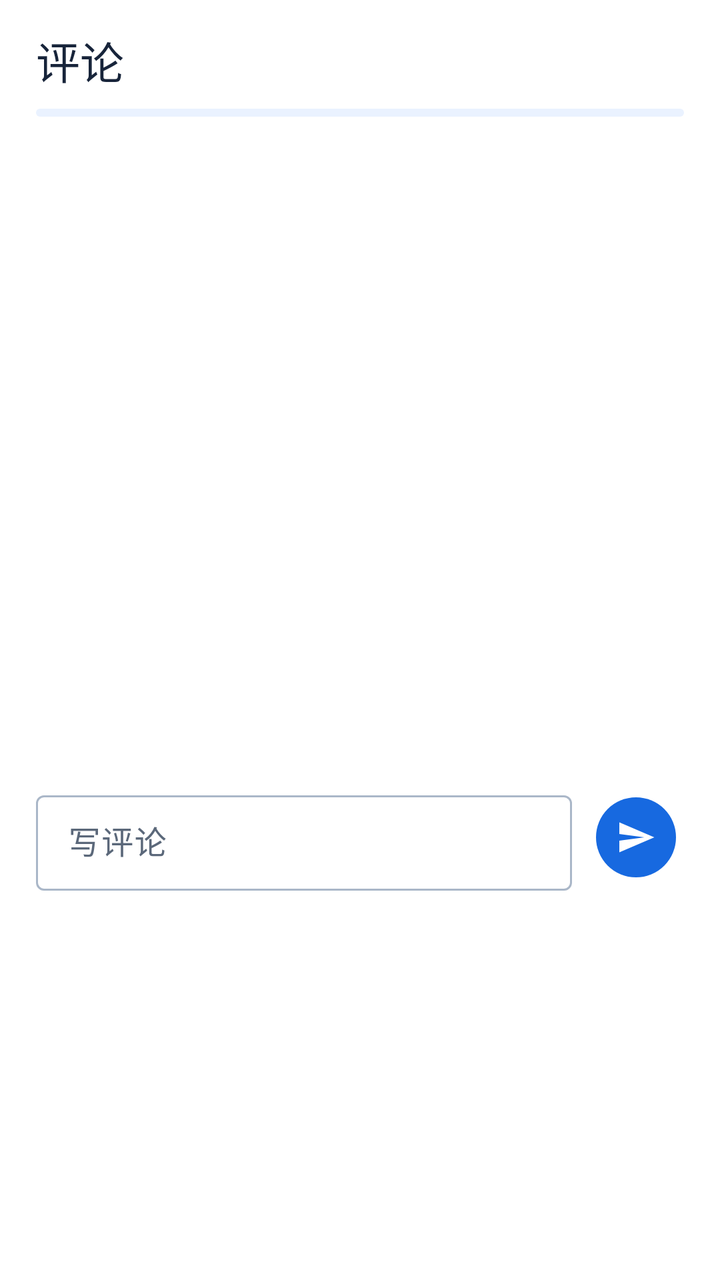
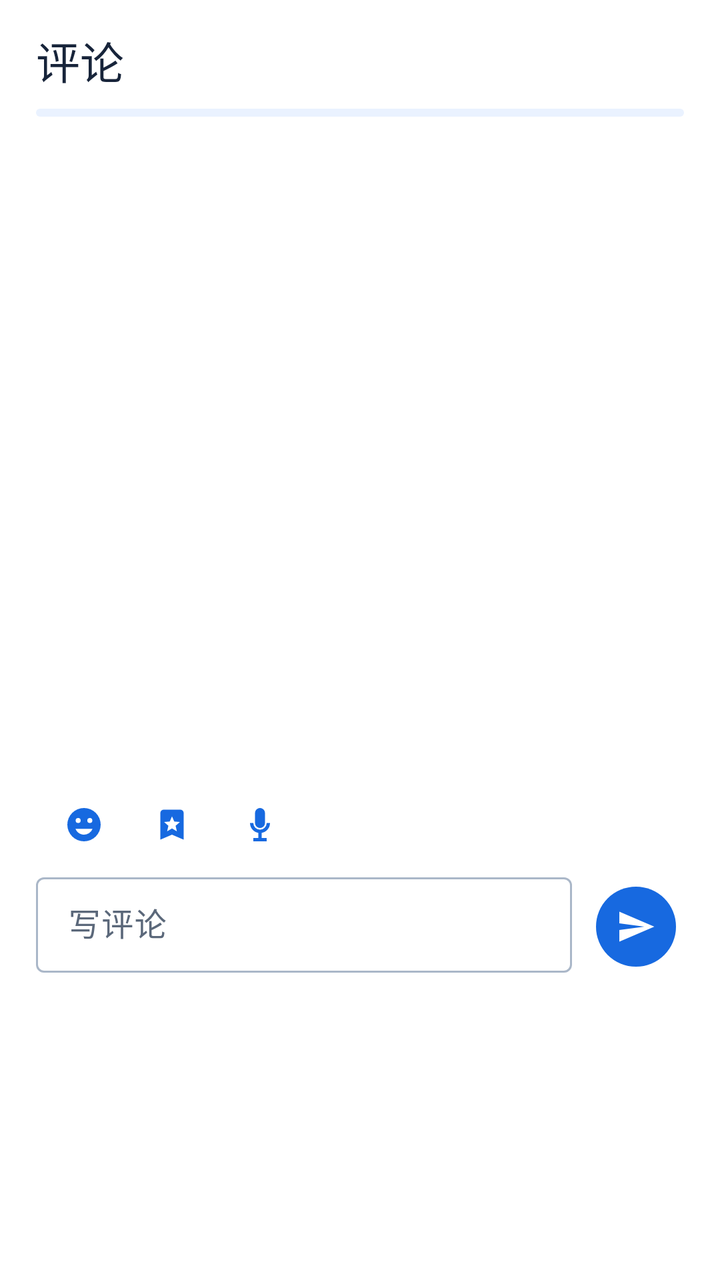

Two renders of the same Android screen: before a commit and after it. Below are the layout's source before the change and the commit's diff.
<!-- AndroidManifest.xml: application theme Theme.Yiyunying -->
<!-- res/layout/sheet_moment_comments.xml -->
<?xml version="1.0" encoding="utf-8"?>
<LinearLayout xmlns:android="http://schemas.android.com/apk/res/android"
    xmlns:app="http://schemas.android.com/apk/res-auto"
    android:layout_width="match_parent"
    android:layout_height="wrap_content"
    android:background="@color/glass_surface_strong"
    android:orientation="vertical"
    android:paddingStart="18dp"
    android:paddingTop="14dp"
    android:paddingEnd="18dp"
    android:paddingBottom="18dp">

    <TextView
        android:id="@+id/titleText"
        android:layout_width="match_parent"
        android:layout_height="wrap_content"
        android:text="评论"
        android:textAppearance="@style/TextAppearance.Material3.TitleLarge"
        android:textColor="@color/on_surface" />

    <com.google.android.material.progressindicator.LinearProgressIndicator
        android:id="@+id/progress"
        android:layout_width="match_parent"
        android:layout_height="4dp"
        android:layout_marginTop="8dp"
        android:indeterminate="true" />

    <androidx.core.widget.NestedScrollView
        android:layout_width="match_parent"
        android:layout_height="320dp"
        android:layout_marginTop="8dp"
        android:fillViewport="true">

        <LinearLayout
            android:id="@+id/commentsContainer"
            android:layout_width="match_parent"
            android:layout_height="wrap_content"
            android:orientation="vertical" />
    </androidx.core.widget.NestedScrollView>

    <TextView
        android:id="@+id/replyHint"
        android:layout_width="match_parent"
        android:layout_height="wrap_content"
        android:layout_marginTop="6dp"
        android:textAppearance="@style/TextAppearance.Material3.LabelMedium"
        android:textColor="?attr/colorPrimary"
        android:visibility="gone" />

    <LinearLayout
        android:layout_width="match_parent"
        android:layout_height="wrap_content"
        android:layout_marginTop="6dp"
        android:gravity="center_vertical"
        android:orientation="horizontal">

        <com.google.android.material.textfield.TextInputLayout
            style="@style/Widget.Material3.TextInputLayout.OutlinedBox.Dense"
            android:layout_width="0dp"
            android:layout_height="wrap_content"
            android:layout_weight="1"
            android:hint="写评论">

            <com.google.android.material.textfield.TextInputEditText
                android:id="@+id/commentInput"
                android:layout_width="match_parent"
                android:layout_height="wrap_content"
                android:imeOptions="actionSend"
                android:inputType="textCapSentences|textMultiLine"
                android:maxLength="2000"
                android:maxLines="4" />
        </com.google.android.material.textfield.TextInputLayout>

        <com.google.android.material.button.MaterialButton
            android:id="@+id/sendButton"
            style="@style/Widget.Material3.Button.IconButton.Filled"
            android:layout_width="48dp"
            android:layout_height="48dp"
            android:layout_marginStart="8dp"
            android:contentDescription="发送评论"
            app:icon="@drawable/ic_send" />
    </LinearLayout>
</LinearLayout>
<!-- resources referenced by this layout -->
<resources>
  <color name="glass_surface_strong">#F5FFFFFF</color>
  <color name="on_surface">#17243A</color>
  <!-- drawable ic_send (drawable) -->
  <vector xmlns:android="http://schemas.android.com/apk/res/android" android:width="24dp" android:height="24dp" android:viewportWidth="24" android:viewportHeight="24">
      <path android:fillColor="?attr/colorOnPrimary" android:pathData="M2.01,21L23,12 2.01,3 2,10l15,2 -15,2z" />
  </vector>
  <style name="Theme.Yiyunying" parent="Theme.Yiyunying.Base" />
  <color name="primary">#1769E0</color>
  <color name="on_primary">#FFFFFF</color>
  <color name="primary_container">#E8F1FF</color>
  <color name="on_primary_container">#123A72</color>
  <color name="secondary">#4B78B8</color>
  <color name="on_secondary">#FFFFFF</color>
  <color name="secondary_container">#EAF2FF</color>
  <color name="tertiary">#476DA5</color>
  <color name="error">#BA1A1A</color>
  <color name="surface">#FFFFFF</color>
  <color name="on_surface_variant">#5B687A</color>
  <color name="outline">#AAB7C8</color>
  <style name="Widget.Yiyunying.Card" parent="Widget.Material3.CardView.Elevated">
          <item name="cardCornerRadius">8dp</item>
          <item name="cardElevation">1dp</item>
          <item name="cardBackgroundColor">@color/glass_surface</item>
          <item name="strokeColor">@color/glass_outline</item>
          <item name="strokeWidth">1dp</item>
      </style>
  <style name="Widget.Yiyunying.Button" parent="Widget.Material3.Button">
          <item name="cornerRadius">8dp</item>
          <item name="android:minHeight">48dp</item>
          <item name="android:textAllCaps">false</item>
      </style>
  <color name="glass_surface">#E8FFFFFF</color>
  <color name="glass_outline">#80C4CFDD</color>
  <!-- unchanged entries left out for length: 1 -->
</resources>

<!-- the commit's change to res/layout/sheet_moment_comments.xml (unified diff, before → after) -->
@@ -26,6 +26,7 @@
         android:indeterminate="true" />
 
     <androidx.core.widget.NestedScrollView
+        android:id="@+id/commentsScroll"
         android:layout_width="match_parent"
         android:layout_height="320dp"
         android:layout_marginTop="8dp"
@@ -49,9 +50,88 @@
 
     <LinearLayout
         android:layout_width="match_parent"
+        android:layout_height="44dp"
+        android:layout_marginTop="4dp"
+        android:gravity="center_vertical"
+        android:orientation="horizontal">
+
+        <com.google.android.material.button.MaterialButton
+            android:id="@+id/emojiButton"
+            style="@style/Widget.Material3.Button.IconButton"
+            android:layout_width="44dp"
+            android:layout_height="44dp"
+            android:contentDescription="选择 Emoji"
+            app:icon="@drawable/ic_emoji" />
+
+        <com.google.android.material.button.MaterialButton
+            android:id="@+id/stickerButton"
+            style="@style/Widget.Material3.Button.IconButton"
+            android:layout_width="44dp"
+            android:layout_height="44dp"
+            android:contentDescription="选择表情包"
+            app:icon="@drawable/ic_favorite" />
+
+        <com.google.android.material.button.MaterialButton
+            android:id="@+id/voiceButton"
+            style="@style/Widget.Material3.Button.IconButton"
+            android:layout_width="44dp"
+            android:layout_height="44dp"
+            android:contentDescription="录制语音评论"
+            app:icon="@drawable/ic_mic" />
+    </LinearLayout>
+
+    <LinearLayout
+        android:id="@+id/voiceStatusRow"
+        android:layout_width="match_parent"
+        android:layout_height="44dp"
+        android:layout_marginBottom="6dp"
+        android:background="@color/surface_container"
+        android:gravity="center_vertical"
+        android:orientation="horizontal"
+        android:paddingStart="12dp"
+        android:visibility="gone">
+
+        <TextView
+            android:id="@+id/voiceStatus"
+            android:layout_width="0dp"
+            android:layout_height="wrap_content"
+            android:layout_weight="1"
+            android:maxLines="1"
+            android:text="录音中 00:00，再点麦克风完成"
+            android:textAppearance="@style/TextAppearance.Material3.BodyMedium"
+            android:textColor="@color/on_surface" />
+
+        <com.google.android.material.button.MaterialButton
+            android:id="@+id/voiceClearButton"
+            style="@style/Widget.Material3.Button.IconButton"
+            android:layout_width="44dp"
+            android:layout_height="44dp"
+            android:contentDescription="删除待发送语音"
+            android:visibility="gone"
+            app:icon="@drawable/ic_close" />
+    </LinearLayout>
+
+    <ScrollView
+        android:id="@+id/emojiPanel"
+        android:layout_width="match_parent"
+        android:layout_height="132dp"
+        android:layout_marginBottom="6dp"
+        android:background="@color/surface_container"
+        android:fillViewport="true"
+        android:visibility="gone">
+
+        <GridLayout
+            android:id="@+id/emojiGrid"
+            android:layout_width="match_parent"
+            android:layout_height="wrap_content"
+            android:columnCount="7"
+            android:padding="4dp" />
+    </ScrollView>
+
+    <LinearLayout
+        android:layout_width="match_parent"
         android:layout_height="wrap_content"
-        android:layout_marginTop="6dp"
-        android:gravity="center_vertical"
+        android:gravity="bottom"
         android:orientation="horizontal">
 
         <com.google.android.material.textfield.TextInputLayout
<!-- resource entries referenced after the edit -->
@@ -2,6 +2,24 @@
 <resources>
   <color name="glass_surface_strong">#F5FFFFFF</color>
   <color name="on_surface">#17243A</color>
+  <color name="surface_container">#F5F8FC</color>
+  <!-- drawable ic_close (drawable) -->
+  <vector xmlns:android="http://schemas.android.com/apk/res/android"
+      android:width="24dp" android:height="24dp" android:viewportWidth="24" android:viewportHeight="24">
+      <path android:fillColor="@android:color/white" android:pathData="M18.3,5.71L12,12l6.3,6.29 -1.42,1.42L10.59,13.41 4.29,19.71 2.88,18.29 9.17,12 2.88,5.71 4.29,4.29 10.59,10.59 16.88,4.29z" />
+  </vector>
+  <!-- drawable ic_emoji (drawable) -->
+  <vector xmlns:android="http://schemas.android.com/apk/res/android" android:width="24dp" android:height="24dp" android:viewportWidth="24" android:viewportHeight="24">
+      <path android:fillColor="@color/on_surface_variant" android:pathData="M12,2a10,10 0,1 0,0 20,10 10,0 0,0 0,-20zM8.5,8A1.5,1.5 0,1 1,7 9.5,1.5 1.5,0 0,1 8.5,8zm7,0A1.5,1.5 0,1 1,14 9.5,1.5 1.5,0 0,1 15.5,8zM12,18c-2.33,0 -4.31,-1.46 -5.11,-3.5h10.22A5.5,5.5 0,0 1,12 18z" />
+  </vector>
+  <!-- drawable ic_favorite (drawable) -->
+  <vector xmlns:android="http://schemas.android.com/apk/res/android" android:width="24dp" android:height="24dp" android:viewportWidth="24" android:viewportHeight="24">
+      <path android:fillColor="@color/on_surface_variant" android:pathData="M17,3H7a2,2 0,0 0,-2 2v16l7,-3 7,3V5a2,2 0,0 0,-2 -2zm-5,11.25L9.06,16l0.78,-3.34L7.25,10.4l3.41,-0.29L12,7l1.34,3.11 3.41,0.29 -2.59,2.26L14.94,16 12,14.25z" />
+  </vector>
+  <!-- drawable ic_mic (drawable) -->
+  <vector xmlns:android="http://schemas.android.com/apk/res/android" android:width="24dp" android:height="24dp" android:viewportWidth="24" android:viewportHeight="24">
+      <path android:fillColor="@color/on_surface_variant" android:pathData="M12,14a3,3 0,0 0,3 -3V5a3,3 0,0 0,-6 0v6a3,3 0,0 0,3 3zM18,11a6,6 0,0 1,-5 5.91V20h3v2H8v-2h3v-3.09A6,6 0,0 1,6 11h2a4,4 0,0 0,8 0h2z" />
+  </vector>
   <!-- drawable ic_send (drawable) -->
   <vector xmlns:android="http://schemas.android.com/apk/res/android" android:width="24dp" android:height="24dp" android:viewportWidth="24" android:viewportHeight="24">
       <path android:fillColor="?attr/colorOnPrimary" android:pathData="M2.01,21L23,12 2.01,3 2,10l15,2 -15,2z" />
